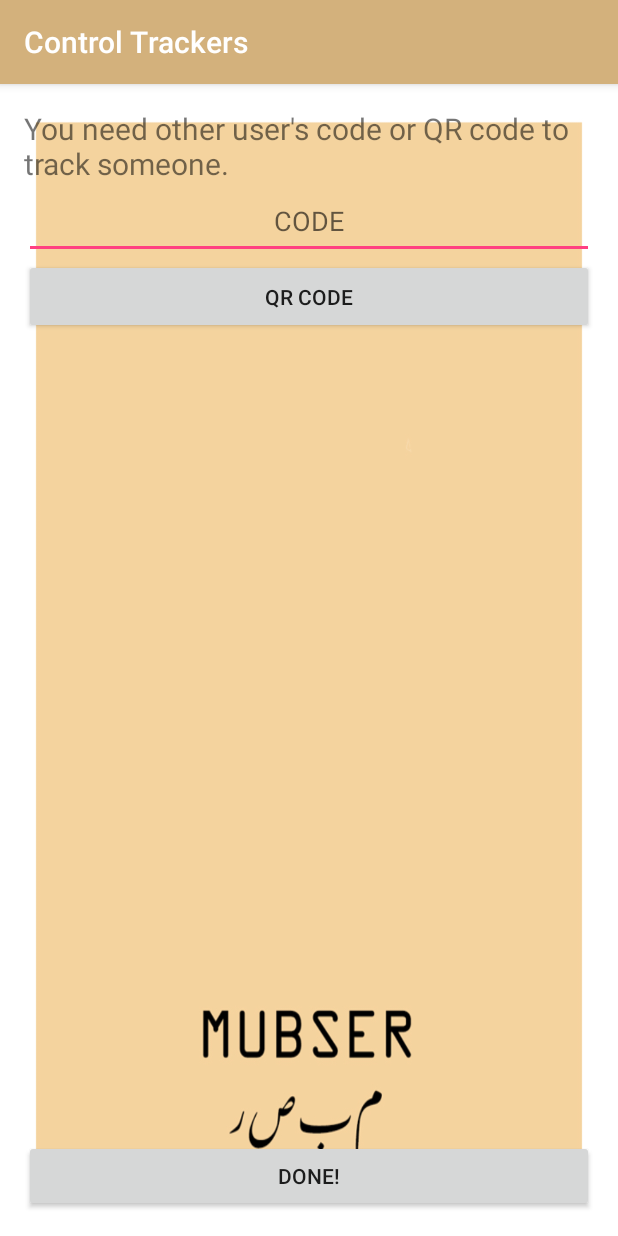
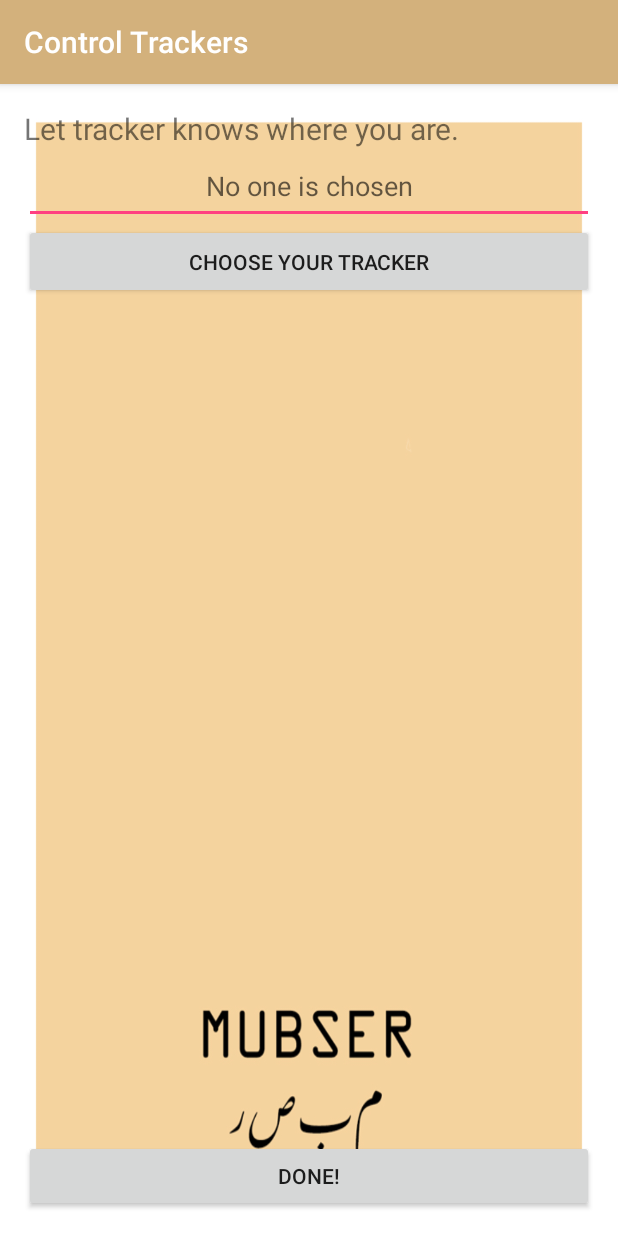
Before and after one commit to miraniyam/Mubser, an Android app: the CtrlTrackersActivity screen opened directly, with no data from a screen before it, on a phone screen of 412 x 824 dp. Run offline under Robolectric (Android 15) with nearby library versions, the phone set to English and light mode, and no system bars.

Commit message:
Fix a error (cannot return to main) Change a layout - activity_ctrltrackers

```diff
--- a/app/src/main/java/com/example/miranlee/mubser/MainActivity.java
+++ b/app/src/main/java/com/example/miranlee/mubser/MainActivity.java
@@ -40,13 +40,11 @@ public class MainActivity extends AppCompatActivity {
     public void ClickParent(View v) {
         Intent intent = new Intent(this, ParentActivity.class);
         startActivity(intent);
-        finish();
     }
 
     public void ClickUser(View v) {
         Intent intent = new Intent(this, UserActivity.class);
         startActivity(intent);
-        finish();
 
     }
     public void ClickLang(View v) {
--- a/app/src/main/res/layout/activity_ctrltrackers.xml
+++ b/app/src/main/res/layout/activity_ctrltrackers.xml
@@ -19,18 +19,19 @@
             android:layout_width="match_parent"
             android:layout_height="wrap_content"
             android:textSize="20dp"
-            android:text="You need other user's code or QR code to track someone."/>
+            android:text="Let tracker knows where you are."/>
         <EditText
             android:layout_width="match_parent"
             android:layout_height="50dp"
-            android:hint="CODE"
+            android:hint="No one is chosen"
+            android:editable="false"
             android:textAlignment="center"
             android:id="@+id/user_code"/>
         <Button
             android:layout_width="match_parent"
             android:layout_height="50dp"
-            android:text="QR code"
-            android:id="@+id/btn_qr"
+            android:text="Choose your tracker"
+            android:id="@+id/btn_callbook"
             android:onClick="Click_qr"/>
     </LinearLayout>
 
```
